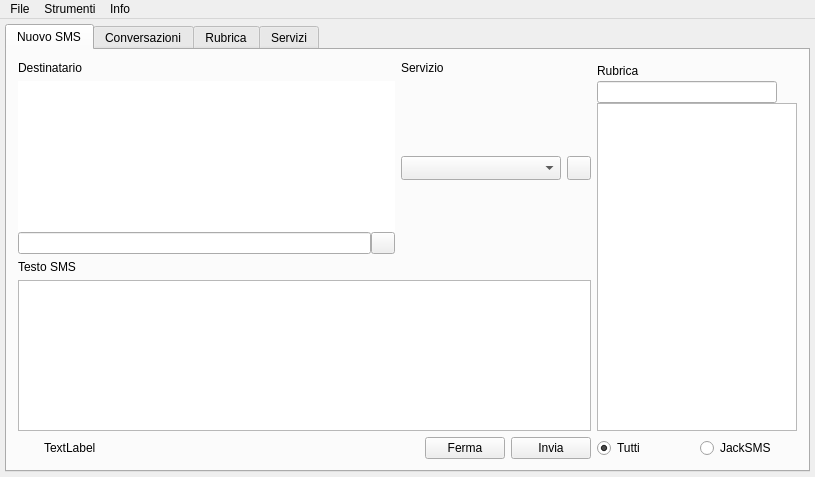
Before: the Qt Designer form mainjacksms.ui in freesmee/freesmee-desktop, drawn with Qt 5.
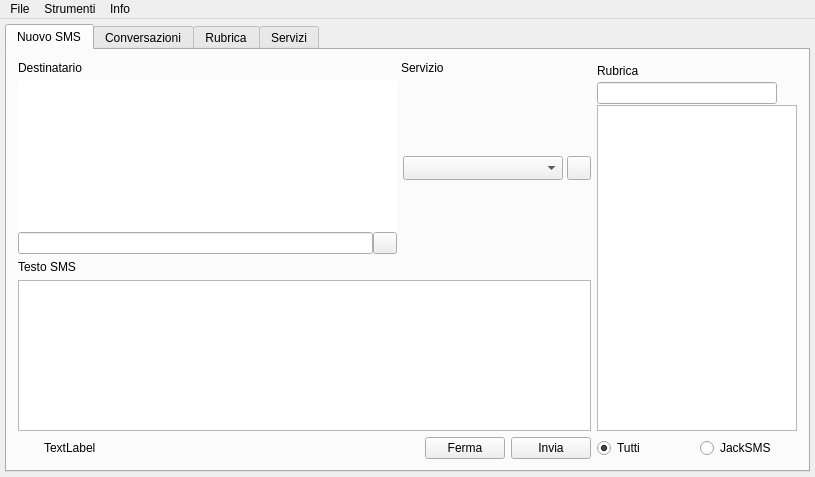
After: the same form once the commit is applied. Icons and pictures are not drawn. Custom widgets are drawn as their Qt base class.

Commit message:
- Migliorie alla UI in generale e ai casi d'uso - Spostata opzione "Emetti suono" nella sezione jms
extra : convert_revision : svn%3A7363d3a4-9750-e393-0ab5-40250ee986cf/trunk%4089

Diff of the .ui file:
```diff
--- a/mainjacksms.ui
+++ b/mainjacksms.ui
@@ -529,6 +529,9 @@
                <layout class="QVBoxLayout" name="verticalLayout">
                 <item>
                  <layout class="QGridLayout" name="gridLayout">
+                  <property name="horizontalSpacing">
+                   <number>4</number>
+                  </property>
                   <item row="0" column="3">
                    <widget class="QLabel" name="label_2">
                     <property name="text">
@@ -541,6 +544,9 @@
                     <property name="spacing">
                      <number>0</number>
                     </property>
+                    <property name="leftMargin">
+                     <number>2</number>
+                    </property>
                     <item>
                      <widget class="QComboBox" name="comboServizio">
                       <property name="minimumSize">
@@ -733,7 +739,7 @@
               <item row="1" column="2">
                <layout class="QVBoxLayout" name="verticalLayout_2">
                 <property name="spacing">
-                 <number>0</number>
+                 <number>1</number>
                 </property>
                 <property name="sizeConstraint">
                  <enum>QLayout::SetDefaultConstraint</enum>
```
Left out of the diff: 54 changed lines with no effect on the pictures. The commit also changes 6 other files.
